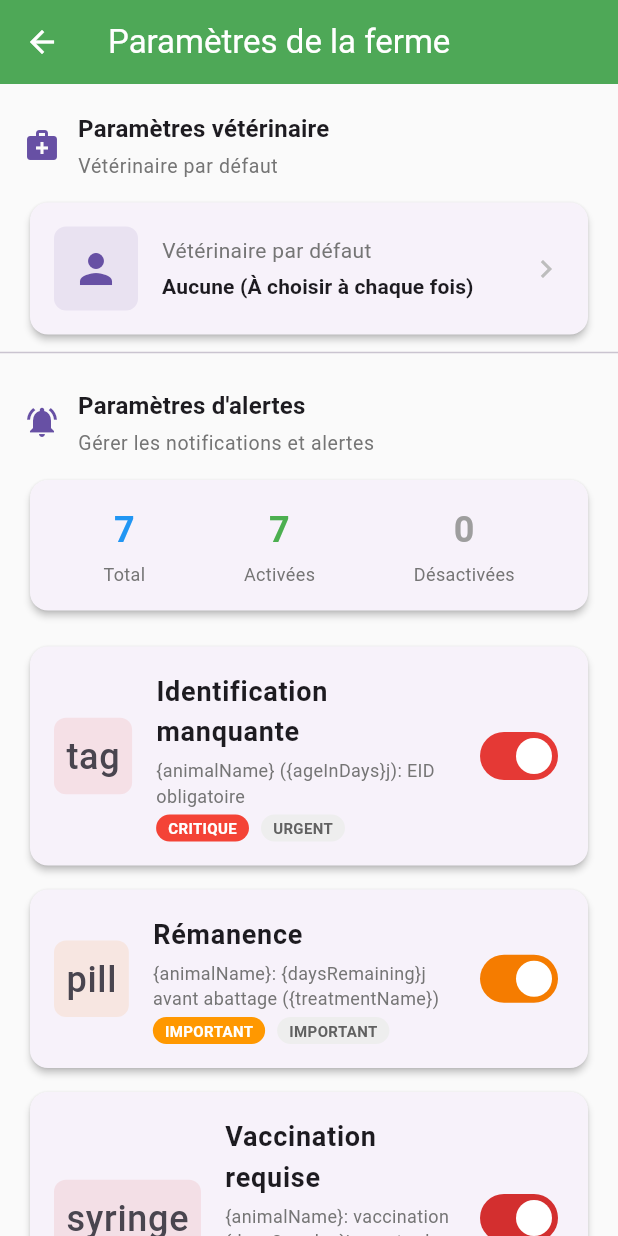
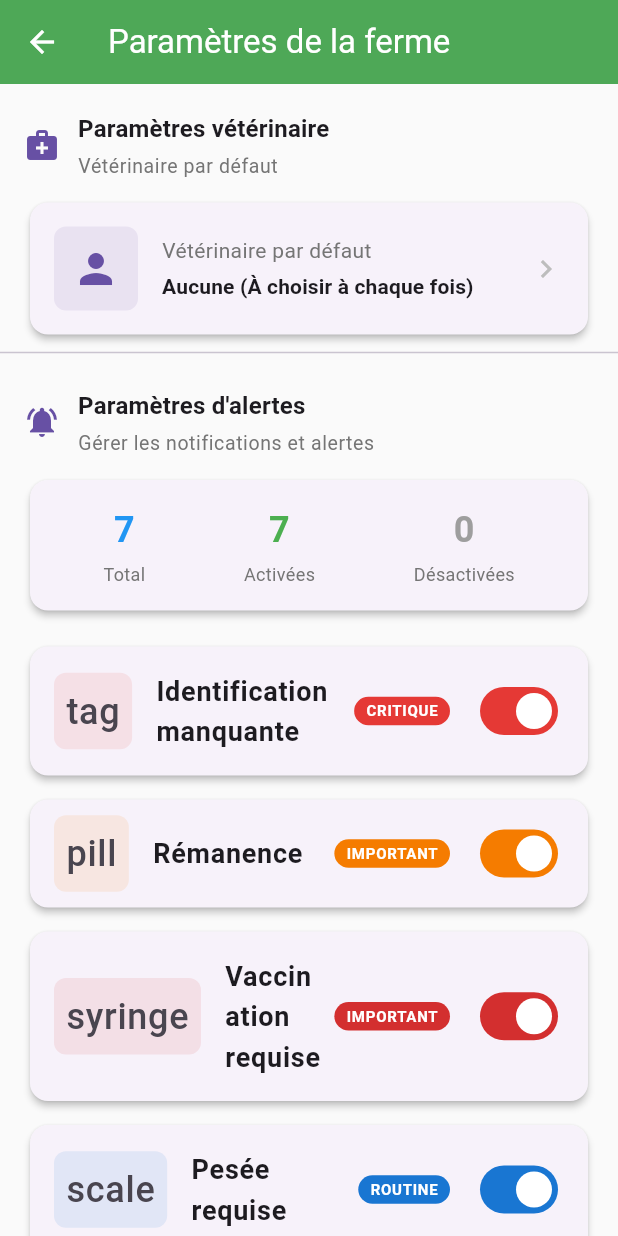
Before and after one commit to ecolealgerienne-ui/ani_tra, a Flutter app: the FarmSettingsScreen screen opened directly, scrolled down 576 dp, on a phone screen of 412 x 824 dp. Run offline on Flutter 3.47's test engine with Material 3 defaults, Android fonts, the phone set to English and light mode, and no system bars; our stand-ins replace drift, flutter_local_notifications, pdf, shared_preferences, timezone; missing offline and left inert: mobile_scanner, universal_html; accounts and stored records are empty; generated files the repository leaves out were written again.

Commit message:
feat: simplify alert UI and unify colors by severity level
1. Unified colors according to severity (not individual alerts):
   - CRITIQUE (severity 3) → Red #D32F2F
   - IMPORTANT (severity 2) → Orange #FF9800
   - ROUTINE (severity 1) → Blue #2196F3

2. Fixed inconsistent colors in default configurations:
   - Vaccination: changed from green #4CAF50 to orange #FF9800 (IMPORTANT)
   - Lot: changed from gray #9E9E9E to blue #2196F3 (ROUTINE)

3. Simplified alert UI (removed clutter):
   - Removed descriptive message (messageKey display)
   - Removed type badge (URGENT/IMPORTANT/ROUTINE text)
   - Kept only: icon + title + severity badge + toggle

4. Updated _SeverityBadge widget:
   - Now accepts color parameter from alert configuration
   - Uses passed color instead of hardcoded severity colors
   - Labels remain severity-based (CRITIQUE/IMPORTANT/ROUTINE)

5. Cleaner alert display:
   - Title on left (e.g., "Synchronisation")
   - Severity badge on right (e.g., "CRITIQUE" in red)
   - Icon with colored background
   - Toggle switch using alert color

Result: Consistent color coding across all alerts based on severity

```diff
--- a/lib/providers/alert_configuration_provider.dart
+++ b/lib/providers/alert_configuration_provider.dart
@@ -275,7 +275,7 @@ class AlertConfigurationProvider with ChangeNotifier {
         messageKey: AppStrings.alertVaccinationMsg,
         severity: 2, // Important
         iconName: '💉',
-        colorHex: '#4CAF50', // Vert
+        colorHex: '#FF9800', // Orange (unifié selon sévérité)
         enabled: true,
         createdAt: now,
         updatedAt: now,
@@ -343,7 +343,7 @@ class AlertConfigurationProvider with ChangeNotifier {
         messageKey: AppStrings.alertBatchMsg,
         severity: 1, // Routine
         iconName: '📦',
-        colorHex: '#9E9E9E', // Gris
+        colorHex: '#2196F3', // Bleu (unifié selon sévérité)
         enabled: true,
         createdAt: now,
         updatedAt: now,
--- a/lib/screens/settings/farm_settings_screen.dart
+++ b/lib/screens/settings/farm_settings_screen.dart
@@ -928,9 +928,8 @@ class _AlertConfigItem extends StatelessWidget {
     final l10n = AppLocalizations.of(context);
     final alertProvider = context.read<AlertConfigurationProvider>();
 
-    // Get title and message from i18n
+    // Get title from i18n
     final title = l10n.translate(config.titleKey);
-    final message = l10n.translate(config.messageKey);
 
     // Parse color from hex
     final color = Color(int.parse(config.colorHex.replaceFirst('#', '0xFF')));
@@ -961,47 +960,19 @@ class _AlertConfigItem extends StatelessWidget {
               style: const TextStyle(fontSize: 24),
             ),
           ),
-          title: Text(
-            title,
-            style: const TextStyle(
-              fontWeight: FontWeight.bold,
-              fontSize: AppConstants.fontSizeImportant,
-            ),
-          ),
-          subtitle: Column(
-            crossAxisAlignment: CrossAxisAlignment.start,
+          title: Row(
             children: [
-              const SizedBox(height: 4),
-              Text(
-                message,
-                style: TextStyle(
-                  fontSize: AppConstants.fontSizeSmall,
-                  color: Colors.grey[600],
+              Expanded(
+                child: Text(
+                  title,
+                  style: const TextStyle(
+                    fontWeight: FontWeight.bold,
+                    fontSize: AppConstants.fontSizeImportant,
+                  ),
                 ),
               ),
-              const SizedBox(height: 4),
-              Wrap(
-                spacing: 8,
-                runSpacing: 4,
-                children: [
-                  _SeverityBadge(severity: config.severity),
-                  Container(
-                    padding: const EdgeInsets.symmetric(horizontal: 8, vertical: 2),
-                    decoration: BoxDecoration(
-                      color: Colors.grey[200],
-                      borderRadius: BorderRadius.circular(12),
-                    ),
-                    child: Text(
-                      config.type.toUpperCase(),
-                      style: TextStyle(
-                        fontSize: 10,
-                        fontWeight: FontWeight.bold,
-                        color: Colors.grey[700],
-                      ),
-                    ),
-                  ),
-                ],
-              ),
+              const SizedBox(width: 8),
+              _SeverityBadge(severity: config.severity, color: color),
             ],
           ),
           trailing: Switch(
@@ -1044,21 +1015,22 @@ class _AlertConfigItem extends StatelessWidget {
 /// Severity Badge Widget
 class _SeverityBadge extends StatelessWidget {
   final int severity;
+  final Color color;
 
-  const _SeverityBadge({required this.severity});
+  const _SeverityBadge({required this.severity, required this.color});
 
   @override
   Widget build(BuildContext context) {
-    final severityConfig = _getSeverityConfig(severity);
+    final label = _getSeverityLabel(severity);
 
     return Container(
       padding: const EdgeInsets.symmetric(horizontal: 8, vertical: 2),
       decoration: BoxDecoration(
-        color: severityConfig['color'],
+        color: color,
         borderRadius: BorderRadius.circular(12),
       ),
       child: Text(
-        severityConfig['label'],
+        label,
         style: const TextStyle(
           fontSize: 10,
           fontWeight: FontWeight.bold,
@@ -1068,15 +1040,15 @@ class _SeverityBadge extends StatelessWidget {
     );
   }
 
-  Map<String, dynamic> _getSeverityConfig(int severity) {
+  String _getSeverityLabel(int severity) {
     switch (severity) {
       case 3:
-        return {'label': 'CRITIQUE', 'color': AppConstants.statusDanger};
+        return 'CRITIQUE';
       case 2:
-        return {'label': 'IMPORTANT', 'color': AppConstants.statusWarning};
+        return 'IMPORTANT';
       case 1:
       default:
-        return {'label': 'ROUTINE', 'color': Colors.blue};
+        return 'ROUTINE';
     }
   }
 }
```
